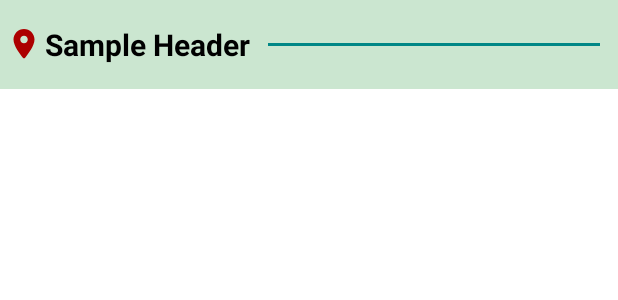
After one commit to Sarabyeet/TravelApp, an Android app: the layout epoxy_header_view.xml on its own in the app's theme, with its tools: preview values and no code run, on a phone screen of 412 x 824 dp. The commit adds this screen. Shown: the top 300 px of the screen. Run offline under Robolectric (Android 15) with nearby library versions, the phone set to English and light mode, and no system bars; Roboto replaces fonts that are not available here.

Commit message:
Replaced recyclerView with Epoxy controller. Added a loading state using epoxy. Added a header using epoxy.

```diff
--- a/app/src/main/java/com/sarabyeet/travelapp/ui/MainActivity.kt
+++ b/app/src/main/java/com/sarabyeet/travelapp/ui/MainActivity.kt
@@ -47,7 +47,7 @@ class MainActivity : AppCompatActivity() {
                 .setTitle("${attraction.title} Facts")
                 .setMessage(message)
                 .setPositiveButton("Ok"
-                ) { dialog, which -> dialog.dismiss() }
+                ) { dialog, _ -> dialog.dismiss() }
                 .setCancelable(false)
                 .show()
         }
--- a/app/src/main/res/drawable/ic_round_location_on_24.xml
+++ b/app/src/main/res/drawable/ic_round_location_on_24.xml
@@ -2,6 +2,7 @@
     android:width="24dp"
     android:height="24dp"
     android:viewportWidth="24"
+    android:tint="#AC0000"
     android:viewportHeight="24">
     <path
         android:fillColor="@android:color/black"
--- /dev/null
+++ b/app/src/main/res/layout/epoxy_header_view.xml
@@ -0,0 +1,36 @@
+<?xml version="1.0" encoding="utf-8"?>
+<androidx.constraintlayout.widget.ConstraintLayout xmlns:android="http://schemas.android.com/apk/res/android"
+    xmlns:app="http://schemas.android.com/apk/res-auto"
+    xmlns:tools="http://schemas.android.com/tools"
+    android:layout_width="match_parent"
+    android:layout_height="wrap_content"
+    android:background="#CBE6D0">
+
+    <TextView
+        app:drawableStartCompat="@drawable/ic_round_location_on_24"
+        android:drawablePadding="2dp"
+        android:id="@+id/headerTextView"
+        android:layout_width="wrap_content"
+        android:layout_height="wrap_content"
+        android:layout_marginVertical="16dp"
+        android:layout_marginStart="4dp"
+        android:textColor="@color/black"
+        android:textSize="20sp"
+        android:textStyle="bold"
+        app:layout_constraintBottom_toBottomOf="parent"
+        app:layout_constraintStart_toStartOf="parent"
+        app:layout_constraintTop_toTopOf="parent"
+        tools:text="Sample Header" />
+
+    <View
+        android:layout_width="0dp"
+        android:layout_height="2dp"
+        android:layout_marginHorizontal="12dp"
+        android:background="@color/teal_700"
+        app:layout_constraintBottom_toBottomOf="parent"
+        app:layout_constraintEnd_toEndOf="parent"
+        app:layout_constraintStart_toEndOf="@id/headerTextView"
+        app:layout_constraintTop_toTopOf="parent" />
+
+
+</androidx.constraintlayout.widget.ConstraintLayout>
--- a/app/src/main/res/layout/fragment_home.xml
+++ b/app/src/main/res/layout/fragment_home.xml
@@ -4,7 +4,7 @@
     android:layout_height="match_parent"
     xmlns:app="http://schemas.android.com/apk/res-auto"
     xmlns:tools="http://schemas.android.com/tools">
-    <androidx.recyclerview.widget.RecyclerView
+    <com.airbnb.epoxy.EpoxyRecyclerView
         android:layout_width="match_parent"
         android:layout_height="match_parent"
         android:id="@+id/homeRecyclerView"
--- a/app/src/main/res/layout/view_holder_attraction.xml
+++ b/app/src/main/res/layout/view_holder_attraction.xml
@@ -13,7 +13,7 @@
         android:layout_margin="16dp"
         tools:text="Title"
         android:textColor="@color/black"
-        android:textSize="22sp"
+        android:textSize="20sp"
         android:textStyle="bold"
         app:layout_constraintStart_toStartOf="parent"
         app:layout_constraintTop_toTopOf="parent" />
--- /dev/null
+++ b/app/src/main/res/values/ids.xml
@@ -0,0 +1,4 @@
+<?xml version="1.0" encoding="utf-8"?>
+<resources>
+    <item name="epoxy_viewbinding" type="id" />
+</resources>
```
Also changed, not shown: app/build.gradle (+7 -0 lines), app/src/main/java/com/sarabyeet/travelapp/adapter/HomeFragmentAdapter.kt (deleted, +0 -50 lines), app/src/main/java/com/sarabyeet/travelapp/adapter/HomeFragmentController.kt (added, +128 -0 lines), app/src/main/java/com/sarabyeet/travelapp/arch/AttractionsViewModel.kt (+7 -3 lines), app/src/main/java/com/sarabyeet/travelapp/ui/epoxy/LoadingEpoxyModel.kt (added, +10 -0 lines), app/src/main/java/com/sarabyeet/travelapp/ui/epoxy/ViewBindingKotlinModel.kt (added, +63 -0 lines), app/src/main/java/com/sarabyeet/travelapp/ui/fragments/HomeFragment.kt (+6 -9 lines), app/src/main/java/com/sarabyeet/travelapp/ui/fragments/SiteDetailFragment.kt (+0 -7 lines), app/src/main/res/drawable/ic_baseline_language_24.xml (added, +10 -0 lines), app/src/main/res/layout/loading_epoxy_model.xml (added, +20 -0 lines), app/src/main/res/raw/sites.json (+77 -38 lines).
